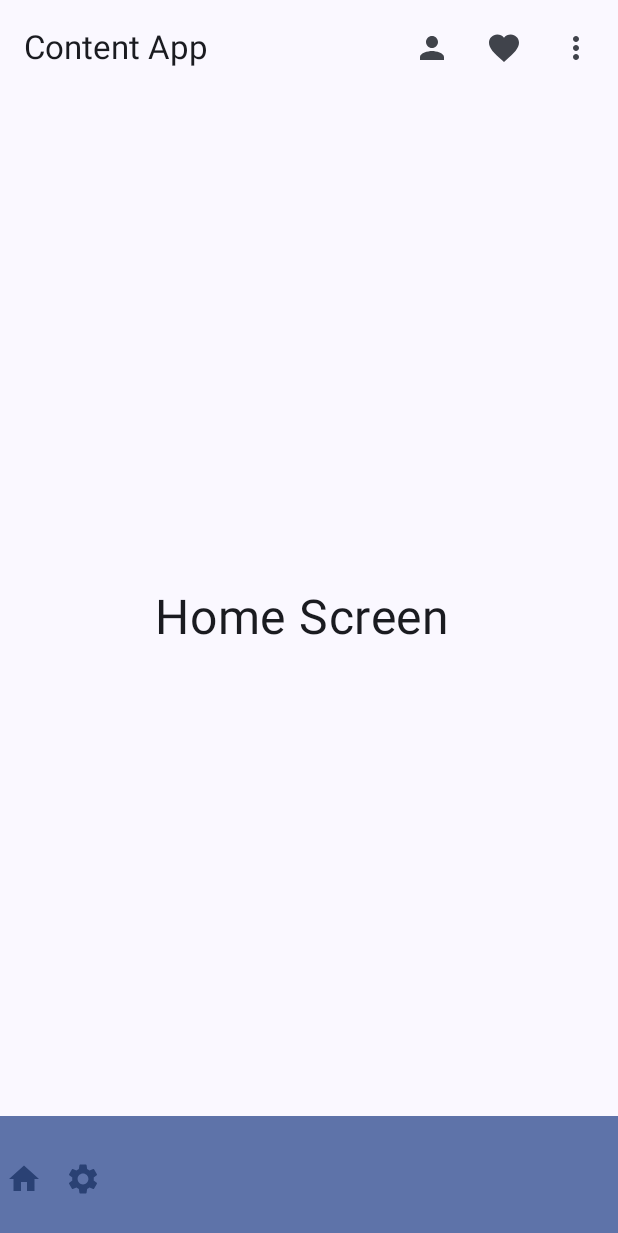
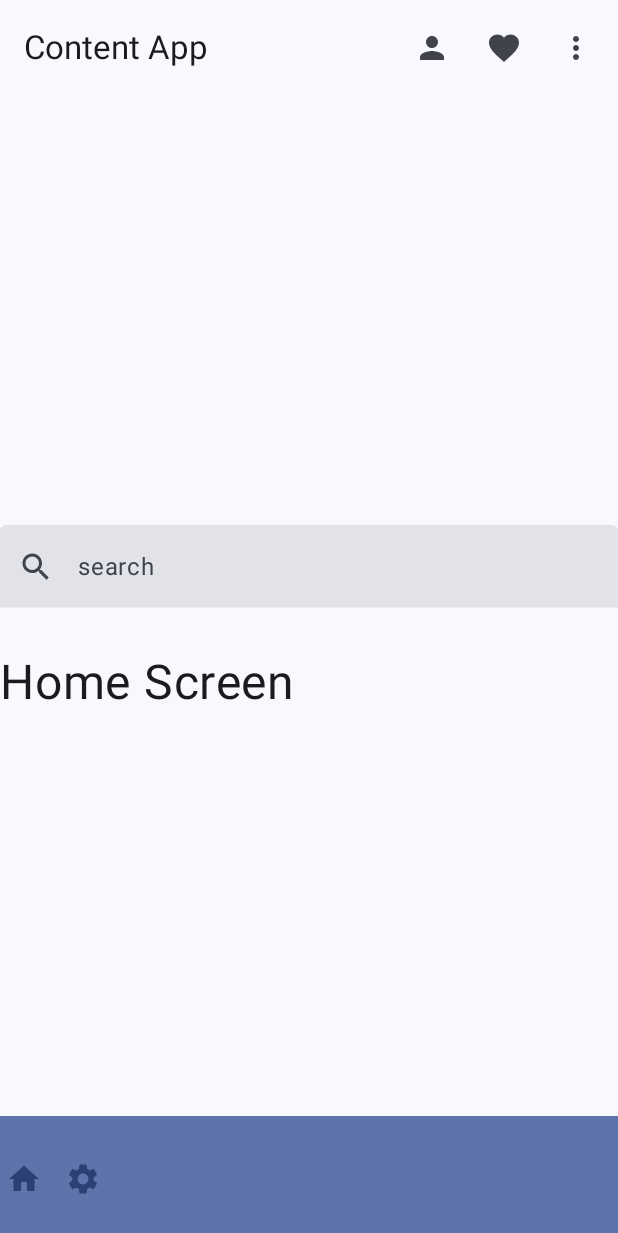
Before and after one commit to anshumanbehera27/ETPandriod, an Android app built with Jetpack Compose: the HomeScreen screen opened through its navigation route, on a phone screen of 412 x 824 dp. Shown: the top 1233 px of the screen. Run offline under Robolectric (Android 15) with nearby library versions, the phone set to English and light mode, and no system bars.

Commit message:
all the code of etp

```diff
--- a/app/src/main/java/com/example/etpexam/HomeScreen.kt
+++ b/app/src/main/java/com/example/etpexam/HomeScreen.kt
@@ -8,6 +8,8 @@ import androidx.compose.foundation.layout.Row
 import androidx.compose.foundation.layout.Spacer
 import androidx.compose.foundation.layout.fillMaxSize
 import androidx.compose.foundation.layout.fillMaxWidth
+import androidx.compose.foundation.layout.height
+import androidx.compose.foundation.layout.padding
 import androidx.compose.foundation.layout.width
 import androidx.compose.material.icons.Icons
 import androidx.compose.material.icons.filled.Home
@@ -55,6 +57,10 @@ fun HomeScreen(){
             modifier = Modifier.fillMaxSize(),
             contentAlignment = Alignment.Center
         ) {
+          Column {
+              serachBar()
+              Spacer(modifier = Modifier.height(30.dp))
+
 
               Text(
                   text = "Home Screen ",
@@ -62,4 +68,7 @@ fun HomeScreen(){
               )
           }
           }
+
           }
+
+    }
--- /dev/null
+++ b/app/src/main/java/com/example/etpexam/searchBar.kt
@@ -0,0 +1,53 @@
+package com.example.etpexam
+
+import androidx.compose.foundation.layout.fillMaxSize
+import androidx.compose.foundation.layout.fillMaxWidth
+import androidx.compose.foundation.layout.heightIn
+import androidx.compose.foundation.magnifier
+import androidx.compose.material.icons.Icons
+import androidx.compose.material.icons.filled.Search
+import androidx.compose.material3.ExperimentalMaterial3Api
+import androidx.compose.material3.Icon
+import androidx.compose.material3.MaterialTheme
+import androidx.compose.material3.Text
+import androidx.compose.material3.TextField
+import androidx.compose.material3.TextFieldDefaults
+import androidx.compose.runtime.Composable
+import androidx.compose.ui.Modifier
+import androidx.compose.ui.graphics.Color
+import androidx.compose.ui.modifier.modifierLocalConsumer
+import androidx.compose.ui.res.stringResource
+import androidx.compose.ui.tooling.preview.Preview
+import androidx.compose.ui.unit.dp
+
+
+// TODO 1 Create a search bar
+/*
+ 1 - create a Textfild
+ 2  - add the search logo to the app
+ 3 - write the  hin of the text filed
+
+ */
+@OptIn(ExperimentalMaterial3Api::class)
+@Composable
+fun serachBar(modifier: Modifier = Modifier){
+    TextField(
+        value = "" ,
+        onValueChange = {} ,
+        modifier = modifier
+            .fillMaxWidth()
+            .heightIn(min = 56.dp) ,
+        leadingIcon = {
+            Icon(
+                imageVector = Icons.Default.Search ,
+                contentDescription = null
+            )
+        } ,
+        colors =  TextFieldDefaults.textFieldColors(
+            unfocusedIndicatorColor = MaterialTheme.colorScheme.surface ,
+            focusedIndicatorColor =  MaterialTheme.colorScheme.surface
+        ),
+        placeholder = {Text(text = "search")
+        }
+    )
+}
```
Lines whose indentation alone changed are shown as unchanged.
